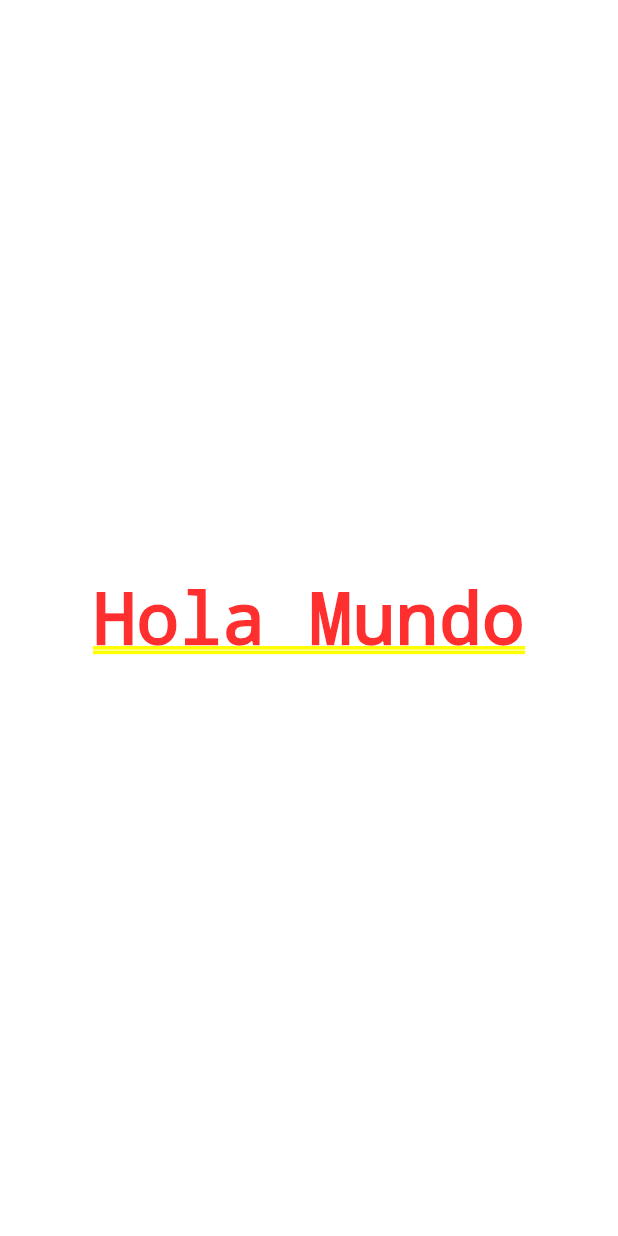
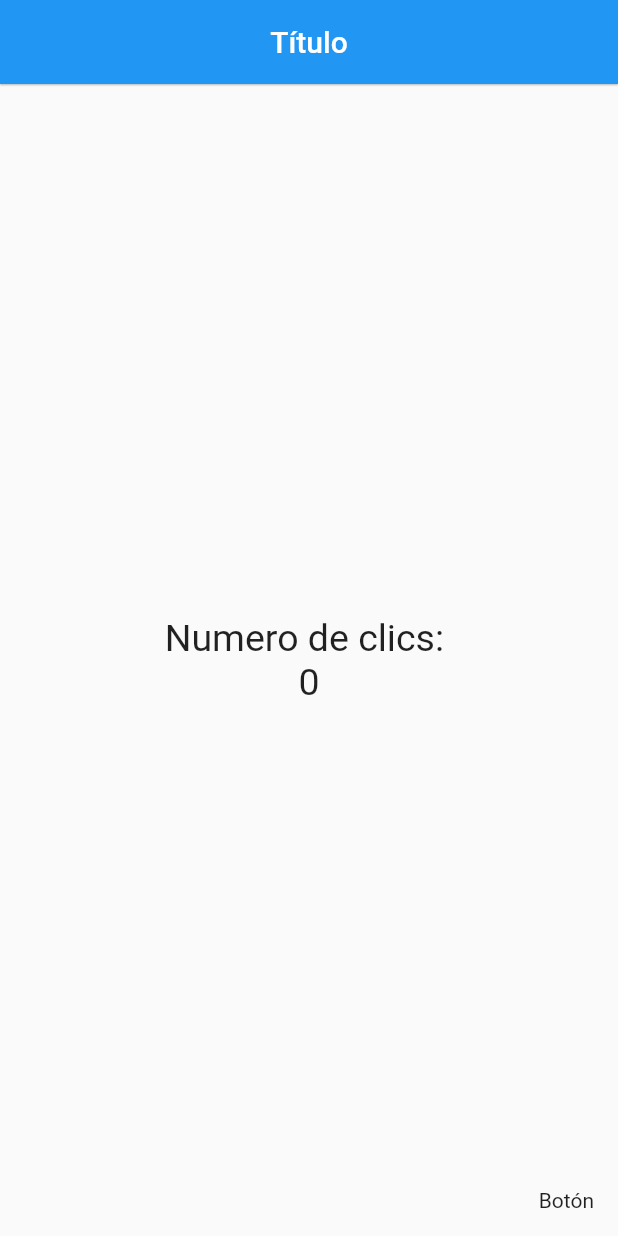
Before and after one commit to ozzyZig1994/flutterDart, a Flutter app: the screen it shows after launch, on a phone screen of 412 x 824 dp. Run offline on Flutter 3.47's test engine with Material 2 defaults, Android fonts, the phone set to English and light mode, and no system bars.

Commit message:
Se aprendio a usar Scaffold y columns

```diff
--- a/flutter_application_1/lib/main.dart
+++ b/flutter_application_1/lib/main.dart
@@ -1,18 +1,9 @@
-import 'package:flutter/material.dart'; // Para que pueda encontrar la clase de mi widget y lo pueda reconocer
+import 'package:flutter/material.dart';// Para que pueda encontrar la clase de mi widget y lo pueda reconocer
+
+// Lo que yo programé
+//import 'src/app.dart'; está manera tambien es válida
+import 'package:flutter_application_1/src/app.dart';
 
 void main () {
   runApp (new MyApp ()); // Inicializando widget
 }
-
-class MyApp extends StatelessWidget { // Definicion de widget sin estado
-
-  @override
-  Widget build(BuildContext context) { // Sobrescribiendo el metodo build del StatelessWidget
-    return MaterialApp (
-      home: Center (
-        child: Text ('Hola Mundo'),
-      ),
-    ); // Widget de configuracion global de la app
-  }
-
-}
--- /dev/null
+++ b/flutter_application_1/lib/src/app.dart
@@ -0,0 +1,16 @@
+import 'package:flutter/material.dart';
+
+import 'package:flutter_application_1/src/pages/home_page.dart';
+
+class MyApp extends StatelessWidget { // Definicion de widget sin estado
+
+  @override
+  Widget build(BuildContext context) { // Sobrescribiendo el metodo build del StatelessWidget
+    return MaterialApp (
+      home: Center (
+        child: HomePage(),
+      ),
+    ); // Widget de configuracion global de la app
+  }
+
+}
--- /dev/null
+++ b/flutter_application_1/lib/src/pages/home_page.dart
@@ -0,0 +1,32 @@
+import 'package:flutter/material.dart';
+
+class HomePage extends StatelessWidget {
+  final estiloTexto = new TextStyle (fontSize: 25.0);
+
+  @override
+  Widget build(BuildContext context) {
+    return Scaffold(
+      appBar: AppBar(
+        title: Text('Título'),
+        centerTitle: true,
+        elevation: 0.5,
+      ),
+      body: Center(
+        child: Column(
+          children: <Widget> [
+            Text(
+              'Numero de clics: ',
+              style: estiloTexto,
+            ),
+            Text(
+              '0',
+              style: estiloTexto,
+            )
+          ],
+          mainAxisAlignment: MainAxisAlignment.center,
+        ),
+      ),
+      floatingActionButton: Text ('Botón'),
+    );
+  }
+}
```
Also changed, not shown: flutter_application_1/pubspec.lock.
